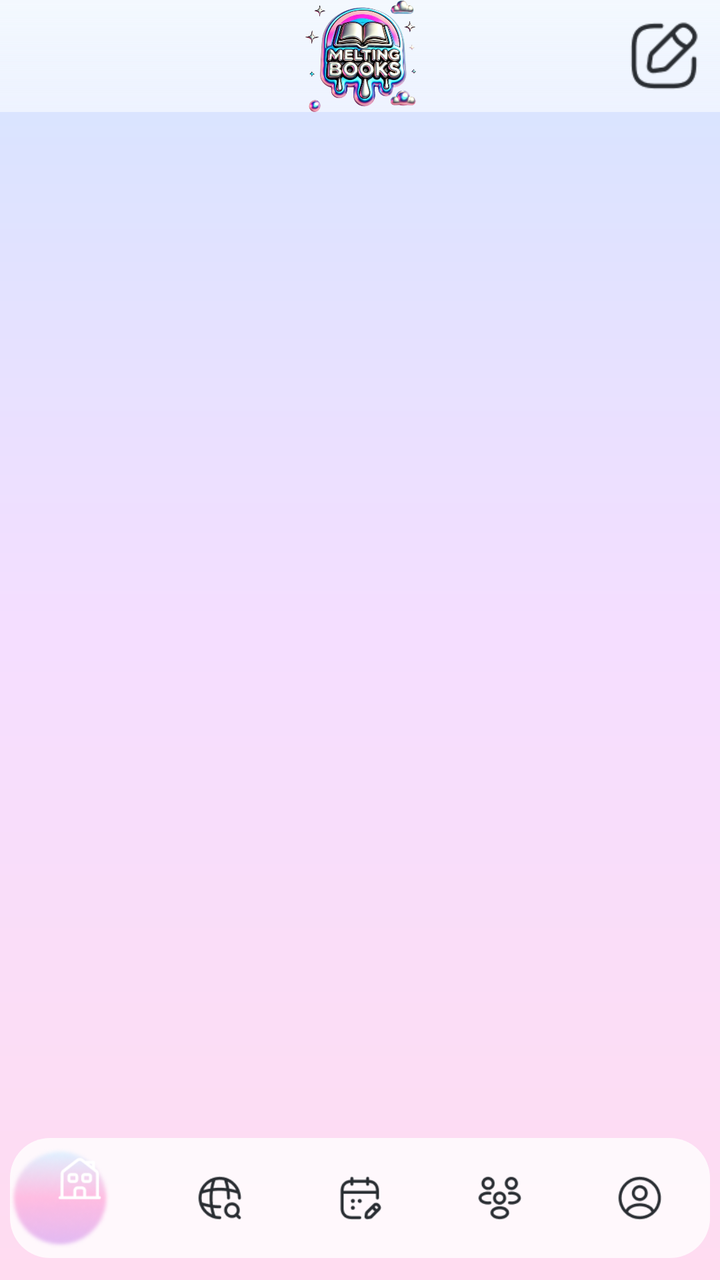
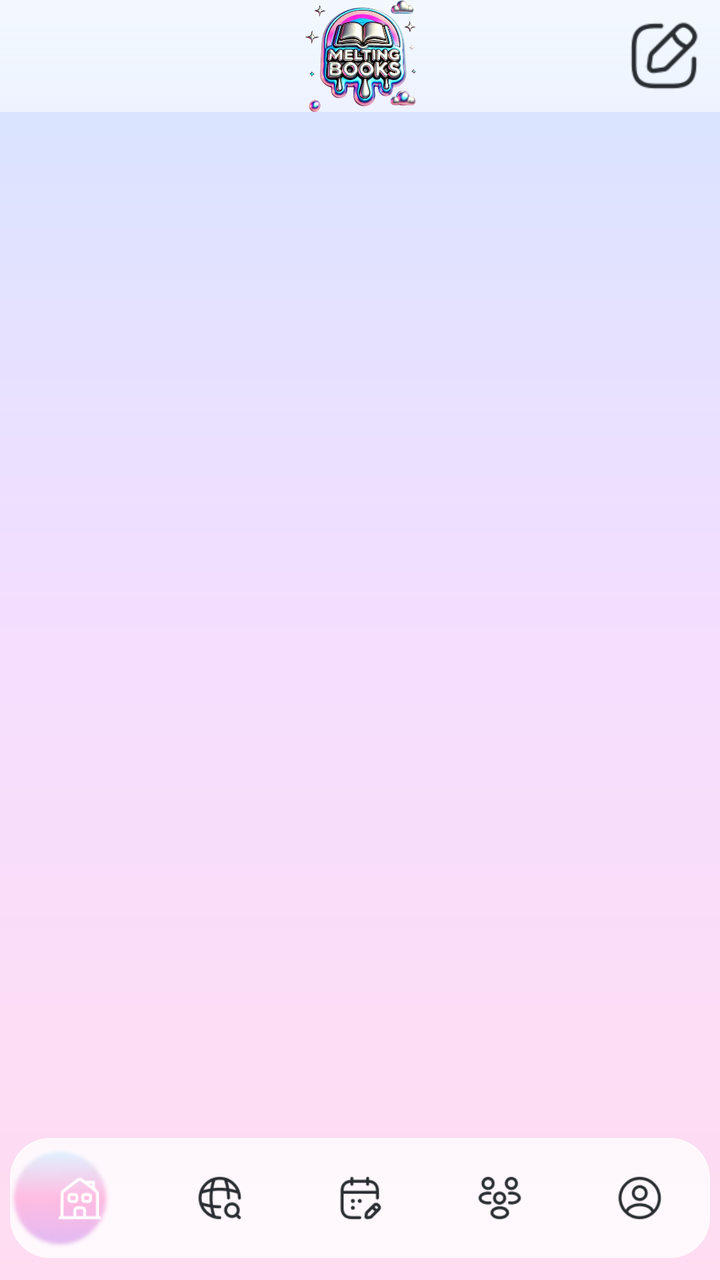

An Android layout rendered at two revisions. The XML below is the earlier revision; the diff shows what the commit changed to produce the second picture.
<!-- AndroidManifest.xml: application theme Theme.MeltingBooks -->
<!-- res/layout/activity_feed.xml -->
<?xml version="1.0" encoding="utf-8"?>
<androidx.constraintlayout.widget.ConstraintLayout xmlns:android="http://schemas.android.com/apk/res/android"
    xmlns:app="http://schemas.android.com/apk/res-auto"
    android:layout_width="match_parent"
    android:layout_height="match_parent"
    android:background="@drawable/feed_background">

    
    <RelativeLayout
        android:id="@+id/topBar"
        android:layout_width="match_parent"
        android:layout_height="wrap_content"
        android:orientation="vertical"
        app:layout_constraintTop_toTopOf="parent"
        app:layout_constraintStart_toStartOf="parent"
        app:layout_constraintEnd_toEndOf="parent"
        android:fitsSystemWindows="true"
        android:background="@drawable/top_bar_background">


        
        <ImageView
            android:id="@+id/topBarImage"
            android:layout_width="56dp"
            android:layout_height="56dp"
            android:layout_gravity="center"
            android:layout_centerHorizontal="true"
            android:layout_alignParentTop="true"
            android:src="@drawable/meltingbooks_toplog"
            />

        
        <ImageButton
            android:id="@+id/goToUpload"
            android:layout_width="56dp"
            android:layout_height="56dp"
            android:padding="10dp"
            android:layout_alignParentEnd="true"
            android:background="@null"
            android:contentDescription="Settings Button"
            android:scaleType="fitCenter"
            android:src="@drawable/feed_post" />

    </RelativeLayout>


    
    <androidx.recyclerview.widget.RecyclerView
        android:id="@+id/feedRecyclerView"
        android:layout_width="0dp"
        android:layout_height="0dp"
        app:layout_constraintBottom_toBottomOf="parent"
        app:layout_constraintEnd_toEndOf="parent"
        app:layout_constraintHorizontal_bias="0.0"
        app:layout_constraintStart_toStartOf="parent"
        app:layout_constraintTop_toBottomOf="@id/topBar"
        app:layout_constraintVertical_bias="0.0" />

    
    <RelativeLayout
        android:layout_width="match_parent"
        android:layout_height="60dp"
        app:layout_constraintBottom_toBottomOf="parent"
        android:layout_marginBottom="11dp"
        android:layout_marginHorizontal="5dp"
        >

        <View
            android:layout_width="match_parent"
            android:layout_height="match_parent"
            android:background="@drawable/round_background_20"/>

        
        <ImageView
            android:id="@+id/gradientCircle"
            android:layout_width="50dp"
            android:layout_height="50dp"
            android:background="@drawable/gra_cir_img"
            android:layout_centerVertical="true"/>

        
        <com.google.android.material.bottomnavigation.BottomNavigationView
            android:id="@+id/bottomNavigationView"
            android:layout_width="match_parent"
            android:layout_height="match_parent"
            android:layout_gravity="center"
            android:background="@drawable/transparency"
            app:itemIconTint="@drawable/nav_item_selector"
            app:menu="@menu/bottom_nav_menu"/>
    </RelativeLayout>

</androidx.constraintlayout.widget.ConstraintLayout>
<!-- resources referenced by this layout -->
<resources>
  <!-- drawable feed_background (drawable) -->
  <?xml version="1.0" encoding="utf-8" ?>
  <layer-list xmlns:android="http://schemas.android.com/apk/res/android">
  <item>
      <shape>
          <gradient
              android:startColor="#FFDCF0"
              android:centerColor="#F5DEFF"
              android:endColor="#D4E5FF"
              android:angle="90"/>
      </shape>
  
  </item>
  </layer-list>
  <!-- drawable feed_post: png bitmap (drawable, 1743 bytes) -->
  <!-- drawable gra_cir_img: png bitmap (drawable, 4916 bytes) -->
  <!-- drawable meltingbooks_toplog: png bitmap (drawable, 376364 bytes) -->
  <!-- drawable nav_item_selector (drawable) -->
  <?xml version="1.0" encoding="utf-8"?>
  <selector xmlns:android="http://schemas.android.com/apk/res/android">
      <item
          android:state_checked="true"
          android:color="#FFFFFF"
          />  
  
      <item android:state_checked="false"
          android:color="#292D32" />  
  </selector>
  <!-- drawable round_background_20 (drawable) -->
  <?xml version="1.0" encoding="utf-8"?>
  <shape xmlns:android="http://schemas.android.com/apk/res/android">
      <solid android:color="#CCFFFFFF" />  
      <corners android:radius="20dp" />
  </shape>
  <!-- drawable top_bar_background (drawable) -->
  <?xml version="1.0" encoding="utf-8"?>
  <layer-list xmlns:android="http://schemas.android.com/apk/res/android">
  <item>
      <shape>
          <gradient
              android:startColor="#8AFFFFFF"
              android:endColor="#F3F8FE"
              android:angle="90"/>
      </shape>
  </item>
  </layer-list>
  <!-- drawable transparency (drawable) -->
  <?xml version="1.0" encoding="utf-8"?>
  <shape xmlns:android="http://schemas.android.com/apk/res/android">
      <solid android:color="#00FFFFFF" />  
  </shape>
  <style name="Theme.MeltingBooks" parent="Theme.MaterialComponents.DayNight.NoActionBar">
          
          <item name="colorPrimary">@color/primaryColor</item>
          <item name="colorPrimaryDark">@color/primaryDarkColor</item>
          <item name="colorAccent">@color/accentColor</item>
          <item name="android:statusBarColor">@color/primaryDarkColor</item>
          <item name="android:windowBackground">@color/backgroundColor</item>
      </style>
  <color name="primaryColor">#6200EE</color>
  <color name="primaryDarkColor">#3700B3</color>
  <color name="accentColor">#03DAC5</color>
  <color name="backgroundColor">#F5F5F5</color>
</resources>

<!-- the commit's change to res/layout/activity_feed.xml (unified diff, before → after) -->
@@ -86,7 +86,9 @@
             android:layout_gravity="center"
             android:background="@drawable/transparency"
             app:itemIconTint="@drawable/nav_item_selector"
-            app:menu="@menu/bottom_nav_menu"/>
+            app:menu="@menu/bottom_nav_menu"
+            app:labelVisibilityMode="unlabeled"
+            />
     </RelativeLayout>
 
 </androidx.constraintlayout.widget.ConstraintLayout>
